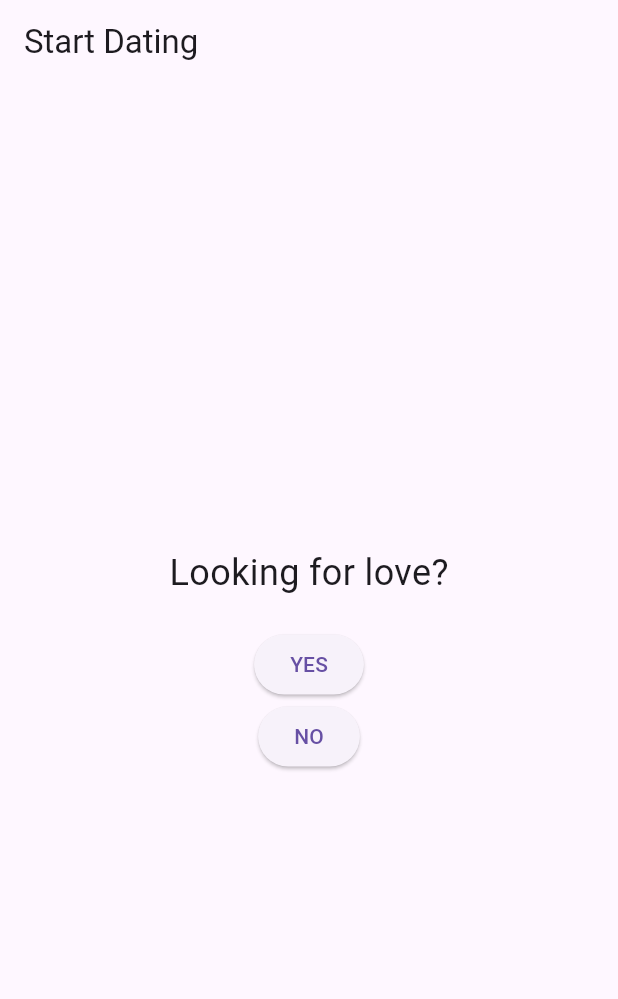
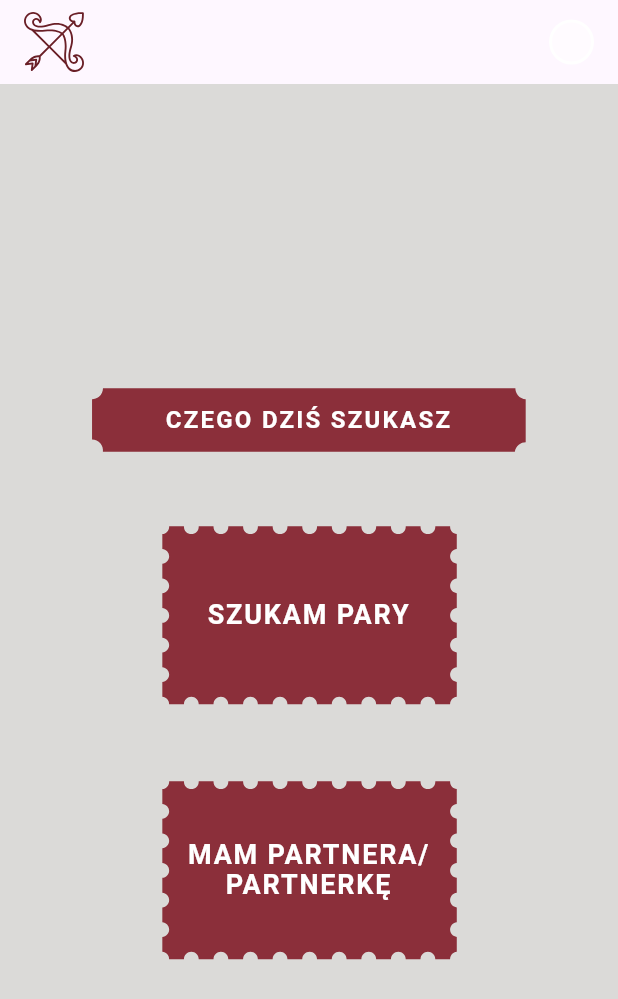
Before and after one commit to kn-kraken/hacknation-amorki-krakena-zakochaj-sie-w-bydgoszczy, a Flutter app: the screen it shows after launch, on a phone screen of 412 x 824 dp. Shown: the top 999 px of the screen. Run offline on Flutter 3.47's test engine with Material 3 defaults, Android fonts, the phone set to English and light mode, and no system bars; our stand-ins replace flutter_bloc, flutter_map, flutter_svg, latlong2; missing offline and left inert: dart:html.

Commit message:
start page styling

```diff
--- /dev/null
+++ b/fe/lib/buttons/stamped_button.dart
@@ -0,0 +1,63 @@
+import 'package:flutter/material.dart';
+import 'package:flutter_svg/flutter_svg.dart';
+
+class StampedButton extends StatelessWidget {
+  final String text;
+  final VoidCallback onPressed;
+  final String svgAssetPath;
+
+  const StampedButton({
+    super.key,
+    required this.text,
+    required this.onPressed,
+    required this.svgAssetPath,
+  });
+
+  @override
+  Widget build(BuildContext context) {
+    return GestureDetector(
+      onTap: onPressed,
+      child: Container(
+        width: double.infinity,
+        height: 140,
+        margin: const EdgeInsets.symmetric(horizontal: 20),
+        child: Stack(
+          fit: StackFit.expand,
+          alignment: Alignment.center,
+          children: [
+            // The Stamp Frame (SVG) overlay
+            Padding(
+              padding: const EdgeInsets.all(4.0),
+              child: SvgPicture.asset(
+                svgAssetPath,
+                colorFilter: const ColorFilter.mode(
+                  Color(0xFF8B2F3A), // White stamp border
+                  BlendMode.srcIn,
+                ),
+                // fit: BoxFit.fill,
+              ),
+            ),
+
+            // The Button Text
+            Center(
+              child: Padding(
+                padding: const EdgeInsets.symmetric(horizontal: 20),
+                child: Text(
+                  text,
+                  textAlign: TextAlign.center,
+                  style: const TextStyle(
+                    color: Colors.white,
+                    fontSize: 18,
+                    fontWeight: FontWeight.w600,
+                    letterSpacing: 1.2,
+                    height: 1.1,
+                  ),
+                ),
+              ),
+            ),
+          ],
+        ),
+      ),
+    );
+  }
+}
--- /dev/null
+++ b/fe/lib/header.dart
@@ -0,0 +1,55 @@
+import 'package:flutter/material.dart';
+import 'package:flutter_svg/flutter_svg.dart';
+
+class Header extends StatelessWidget {
+  final String text;
+
+  const Header({
+    super.key,
+    required this.text,
+  });
+
+  @override
+  Widget build(BuildContext context) {
+    const svgAssetPath = 'assets/header_1.svg';
+    return Container(
+      width: double.infinity,
+      height: 60,
+      margin: const EdgeInsets.only(top: 20, bottom: 30, left: 20, right: 20),
+      child: Stack(
+        fit: StackFit.expand,
+        alignment: Alignment.center,
+        children: [
+          Padding(
+            padding: const EdgeInsets.all(4.0),
+            child: SvgPicture.asset(
+              svgAssetPath,
+              colorFilter: const ColorFilter.mode(
+                Color(0xFF8B2F3A), // White stamp border
+                BlendMode.srcIn,
+              ),
+              // fit: BoxFit.fill,
+            ),
+          ),
+
+          // Text on top
+          Center(
+            child: Padding(
+              padding: const EdgeInsets.symmetric(horizontal: 20),
+              child: Text(
+                text,
+                textAlign: TextAlign.center,
+                style: const TextStyle(
+                  color: Colors.white,
+                  fontSize: 16,
+                  fontWeight: FontWeight.w600,
+                  letterSpacing: 1.5,
+                ),
+              ),
+            ),
+          ),
+        ],
+      ),
+    );
+  }
+}
--- a/fe/lib/main.dart
+++ b/fe/lib/main.dart
@@ -1,6 +1,5 @@
 import 'package:flutter/material.dart';
 import 'package:flutter_bloc/flutter_bloc.dart';
-import 'package:zakochaj_sie_w_bydgoszczy_fe/map_view.dart';
 import 'package:zakochaj_sie_w_bydgoszczy_fe/preferences/preferences_screen.dart';
 import 'package:zakochaj_sie_w_bydgoszczy_fe/swapper.dart';
 import 'package:zakochaj_sie_w_bydgoszczy_fe/preferences/preferences.dart';
@@ -16,7 +15,7 @@ class MyApp extends StatelessWidget {
   Widget build(BuildContext context) {
     return MaterialApp(
       debugShowCheckedModeBanner: false,
-      title: 'Swipe Cards',
+      title: 'Zakochaj się w Bydgoszczy',
       theme: ThemeData(primarySwatch: Colors.blue),
       home: MultiBlocProvider(
         providers: [
--- a/fe/lib/preferences/preferences_screen.dart
+++ b/fe/lib/preferences/preferences_screen.dart
@@ -1,8 +1,11 @@
 import 'package:flutter/material.dart';
+import 'package:flutter_svg/flutter_svg.dart';
 import 'package:flutter_bloc/flutter_bloc.dart';
+import 'package:zakochaj_sie_w_bydgoszczy_fe/header.dart';
 import 'package:zakochaj_sie_w_bydgoszczy_fe/swapper.dart';
 import 'package:zakochaj_sie_w_bydgoszczy_fe/date_page.dart';
 import 'package:zakochaj_sie_w_bydgoszczy_fe/preferences/preferences.dart';
+import '../buttons/stamped_button.dart';
 
 class PreferencesScreen extends StatelessWidget {
   const PreferencesScreen({super.key});
@@ -20,39 +23,83 @@ class PreferencesScreen extends StatelessWidget {
   }
 
   AppBar _buildAppBar(BuildContext context, PreferencesStatus status) {
-    String title = '';
     List<Widget> actions = [];
+    Widget? leadingWidget;
     final cubit = context.read<PreferencesCubit>();
+    const _kCupidIconPath = 'assets/cupid-bow.svg';
+    const _kRedCupidColor = Color(0xFF6a1f27); // Fixed: FF instead of 00
 
-    if (status == PreferencesStatus.initial) {
-      title = 'Start Dating';
-    } else if (status == PreferencesStatus.listDatesShouldSwipe) {
-      title = 'LIST OF DATES';
-    } else if (status == PreferencesStatus.listProfiles) {
-      title = 'MATCHING PROFILES';
-      actions = [
+    Widget _buildProfileCircle() {
+      return Container(
+        width: 30,
+        height: 30,
+        margin: const EdgeInsets.only(right: 16),
+        decoration: BoxDecoration(
+          color: Colors.white.withOpacity(0.5),
+          shape: BoxShape.circle,
+          border: Border.all(color: Colors.white, width: 2),
+        ),
+      );
+    }
+
+    if (status == PreferencesStatus.listProfiles) {
+      actions.add(
         IconButton(
           icon: const Icon(Icons.refresh),
           onPressed: () => context.read<SwipeBloc>().add(ResetCards()),
         ),
-      ];
+      );
+    }
+    actions.add(_buildProfileCircle());
+
+    if (status == PreferencesStatus.initial) {
+      leadingWidget = Padding(
+        padding: const EdgeInsets.only(left: 16.0),
+        child: SvgPicture.asset(
+          _kCupidIconPath,
+          height: 40,
+          width: 40,
+          colorFilter: const ColorFilter.mode(
+            _kRedCupidColor,
+            BlendMode.srcIn,
+          ),
+        ),
+      );
+    } else {
+      leadingWidget = Padding(
+        padding: const EdgeInsets.only(left: 16.0),
+        child: Row(
+          mainAxisSize: MainAxisSize.min,
+          children: [
+            IconButton(
+              icon: const Icon(Icons.arrow_back),
+              onPressed: () => cubit.goBack(),
+            ),
+            const SizedBox(width: 8),
+            SvgPicture.asset(
+              _kCupidIconPath,
+              height: 30,
+              width: 30,
+              colorFilter: const ColorFilter.mode(
+                _kRedCupidColor,
+                BlendMode.srcIn,
+              ),
+            ),
+          ],
+        ),
+      );
     }
 
     return AppBar(
-      title: Text(title),
-      leading: status != PreferencesStatus.initial
-          ? IconButton(
-        icon: const Icon(Icons.arrow_back),
-        onPressed: () {
-          cubit.goBack();
-        },
-      )
-          : null,
+      title: const Text(''),
+      leading: leadingWidget,
+      leadingWidth: status == PreferencesStatus.initial ? 56 : 120,
       actions: actions,
+      backgroundColor: Colors.transparent,
+      elevation: 0,
     );
   }
 
-  // Helper to swap the body content
   Widget _buildBody(BuildContext context, PreferencesStatus status) {
     switch (status) {
       case PreferencesStatus.initial:
@@ -70,22 +117,41 @@ class PreferencesScreen extends StatelessWidget {
 
 class InitialPage extends StatelessWidget {
   const InitialPage({super.key});
+  static const String _kStampFramePath = 'assets/stamp.svg';
+  static const Color _kBackgroundColor = Color(0xFFdbdad8); // Fixed: FF instead of 00
+
   @override
   Widget build(BuildContext context) {
     final cubit = context.read<PreferencesCubit>();
-    return Center(
+
+    return Container(
+      color: _kBackgroundColor,
       child: Column(
-        mainAxisAlignment: MainAxisAlignment.center,
         children: <Widget>[
-          const Text('Looking for love?', style: TextStyle(fontSize: 24)),
-          const SizedBox(height: 20),
-          ElevatedButton(
-            onPressed: () => cubit.startPreferencesFlow(),
-            child: const Text('YES'),
-          ),
-          ElevatedButton(
-            onPressed: () => cubit.startPreferencesNoSwipe(),
-            child: const Text('NO'),
+
+          Expanded(
+            child: Center(
+              child: SingleChildScrollView(
+                padding: const EdgeInsets.symmetric(horizontal: 20, vertical: 20),
+                child: Column(
+                  mainAxisAlignment: MainAxisAlignment.center,
+                  children: [
+                    Header(text: 'CZEGO DZIŚ SZUKASZ'),
+                    StampedButton(
+                      text: 'SZUKAM PARY',
+                      onPressed: () => cubit.startPreferencesFlow(),
+                      svgAssetPath: _kStampFramePath,
+                    ),
+                    const SizedBox(height: 30),
+                    StampedButton(
+                      text: 'MAM PARTNERA/\nPARTNERKĘ',
+                      onPressed: () => cubit.startPreferencesNoSwipe(),
+                      svgAssetPath: _kStampFramePath,
+                    ),
+                  ],
+                ),
+              ),
+            ),
           ),
         ],
       ),
--- a/fe/pubspec.yaml
+++ b/fe/pubspec.yaml
@@ -43,6 +43,8 @@ dev_dependencies:
   flutter_test:
     sdk: flutter
 
+  flutter_svg: ^2.2.3
+
   # The "flutter_lints" package below contains a set of recommended lints to
   # encourage good coding practices. The lint set provided by the package is
   # activated in the `analysis_options.yaml` file located at the root of your
@@ -60,6 +62,8 @@ flutter:
   # included with your application, so that you can use the icons in
   # the material Icons class.
   uses-material-design: true
+  assets:
+    - assets/
 
   # To add assets to your application, add an assets section, like this:
   # assets:
```
Also changed, not shown: fe/assets/cancel.svg (added), fe/assets/cupid-bow.svg (added), fe/assets/header_1.svg (added), fe/assets/heart.svg (added), fe/assets/stamp.svg (added), fe/assets/stamp_vertical.svg (added), fe/pubspec.lock.
